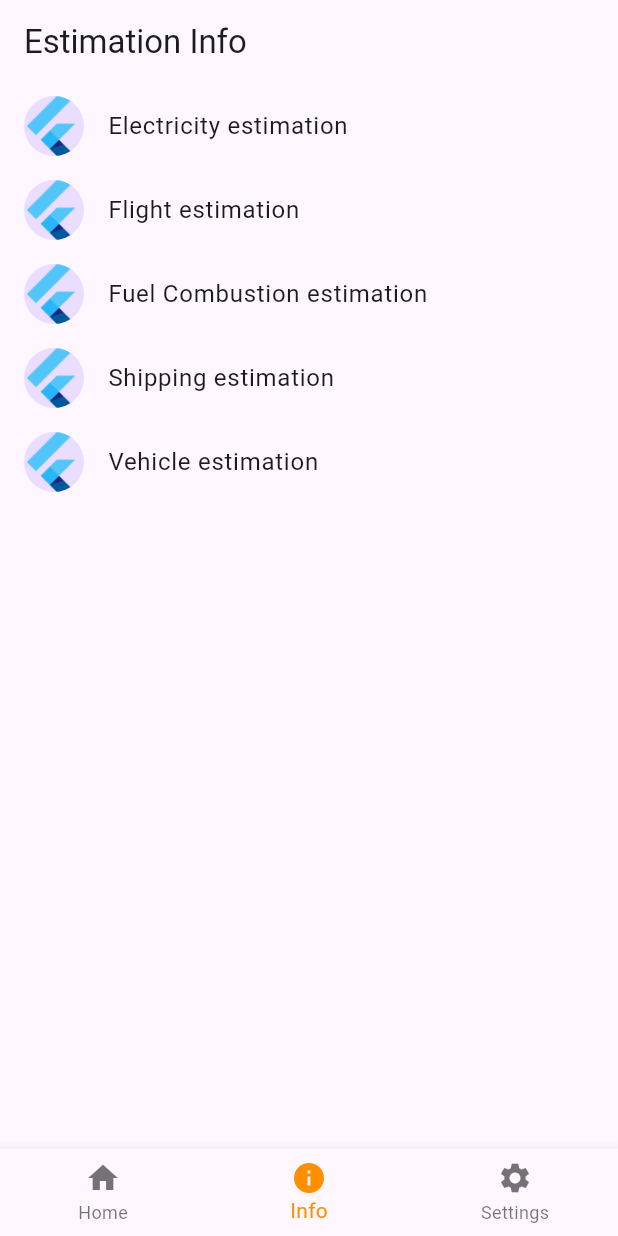
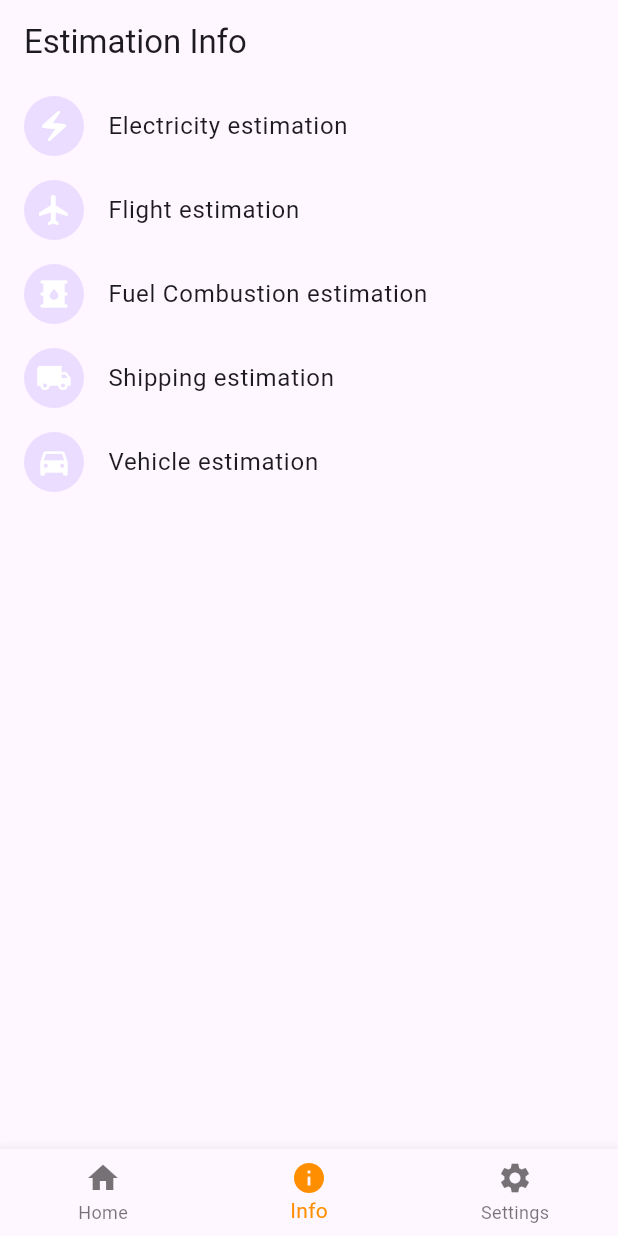
Before and after one commit to Gabritorre/impakt, a Flutter app: the screen it shows after launch, item 2 of the bottom bar chosen, on a phone screen of 412 x 824 dp. Run offline on Flutter 3.47's test engine with Material 3 defaults, Android fonts, the phone set to English and light mode, and no system bars; our stand-ins replace flutter_dotenv, shared_preferences; network calls fail.

Commit message:
Generate estimation info pages

```diff
--- a/lib/src/estimate/vehicle.dart
+++ b/lib/src/estimate/vehicle.dart
@@ -1,7 +1,5 @@
 import 'package:flutter/material.dart';
 import 'package:impakt/src/api/broker.dart';
-
-import '../api/storage.dart';
 
 class VehicleEstimationView extends StatefulWidget  {
 	const VehicleEstimationView({super.key});
--- a/lib/src/info/estimation_item_list_view.dart
+++ b/lib/src/info/estimation_item_list_view.dart
@@ -7,11 +7,37 @@ import 'estimation_item_details_view.dart';
 class EstimationListView extends StatelessWidget {
 	const EstimationListView({
 		super.key,
-		this.items = const [EstimationItem("Electricity"), EstimationItem("Flight"), EstimationItem("Fuel Combustion"), EstimationItem("Shipping"), EstimationItem("Vehicle")],
+		this.items = const [EstimationItem('Electricity'), EstimationItem('Flight'), EstimationItem('Fuel Combustion'), EstimationItem('Shipping'), EstimationItem('Vehicle')],
 	});
 
 	static const routeName = '/estimation_list';
 	final List<EstimationItem> items;
+
+	static CircleAvatar getAvatarForEstimation(String type) {
+		IconData icon;
+
+		switch (type) {
+			case 'Electricity':
+				icon = Icons.electric_bolt;
+			case 'Flight':
+				icon = Icons.flight;
+			case 'Fuel Combustion':
+				icon = Icons.oil_barrel;
+			case 'Shipping':
+				icon = Icons.local_shipping;
+			case 'Vehicle':
+				icon = Icons.directions_car;
+			default:
+				icon = Icons.info;
+		}
+
+		return CircleAvatar(
+			child: Icon(
+				icon,
+				color: Colors.white,
+			),
+		);
+	}
 
 	@override
 	Widget build(BuildContext context) {
@@ -37,17 +63,14 @@ class EstimationListView extends StatelessWidget {
 
 					return ListTile(
 						title: Text('${item.type} estimation'),
-						leading: const CircleAvatar(
-						// Display the Flutter Logo image asset.
-						foregroundImage: AssetImage('assets/images/flutter_logo.png'),
-						),
+						leading: getAvatarForEstimation(item.type),
 						onTap: () {
 							// Navigate to the details page. If the user leaves and returns to
 							// the app after it has been killed while running in the
 							// background, the navigation stack is restored.
-							Navigator.restorablePushNamed(
+							Navigator.push(
 								context,
-								EstimationItemDetailsView.routeName,
+								MaterialPageRoute(builder: (context) => EstimationItemDetailsView(type: item.type)),
 							);
 						}
 					);
--- a/lib/src/navigation_page.dart
+++ b/lib/src/navigation_page.dart
@@ -120,7 +120,7 @@ class _MainViewState extends State<MainView> {
 
 					// internal path on /estimation_list
 					case EstimationItemDetailsView.routeName:
-						page = const EstimationItemDetailsView();
+						page = const EstimationItemDetailsView(type: 'default');
 						break;
 					default:
 						return null;
```
Also changed, not shown: lib/src/info/estimation_item_details_view.dart (+45 -5 lines).
